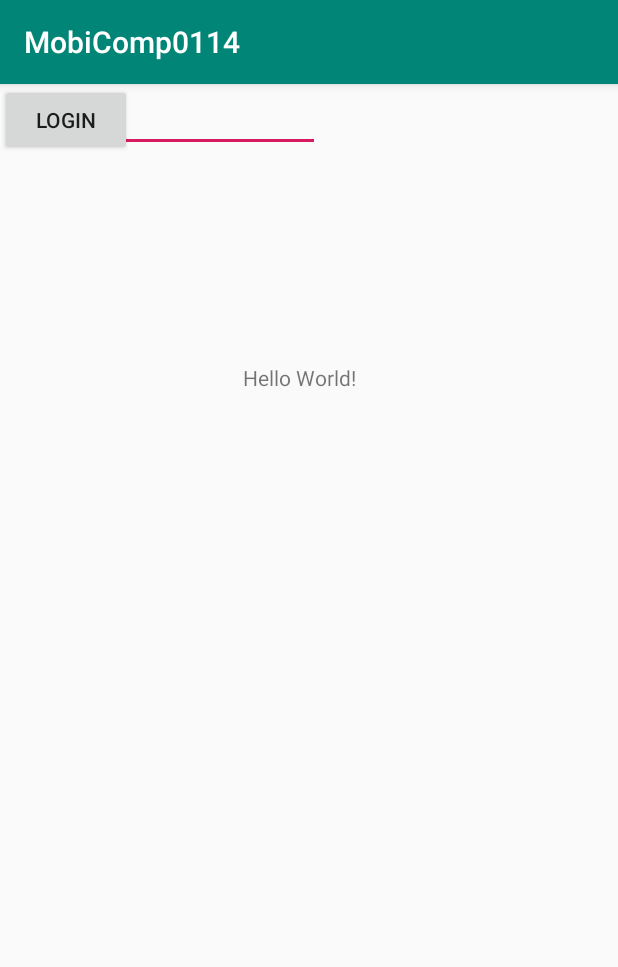
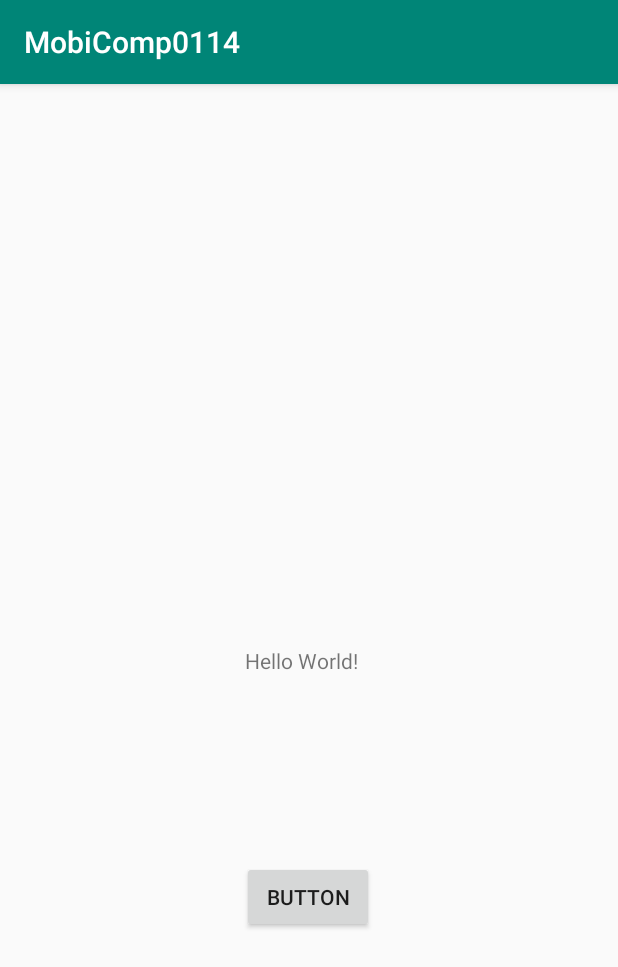
Before and after one commit to youngj719/MobileComputing, an Android app: the screen it shows after launch (MainActivity), on a phone screen of 412 x 824 dp. Shown: the top 967 px of the screen. Run offline under Robolectric (Android 15) with nearby library versions, the phone set to English and light mode, and no system bars.

Commit message:
Second commit

```diff
--- a/app/src/main/res/layout/activity_main.xml
+++ b/app/src/main/res/layout/activity_main.xml
@@ -1,32 +1,30 @@
 <?xml version="1.0" encoding="utf-8"?>
-<android.support.constraint.ConstraintLayout
+<androidx.constraintlayout.widget.ConstraintLayout
         xmlns:android="http://schemas.android.com/apk/res/android"
+        xmlns:app="http://schemas.android.com/apk/res-auto"
         xmlns:tools="http://schemas.android.com/tools"
-        xmlns:app="http://schemas.android.com/apk/res-auto"
         android:layout_width="match_parent"
         android:layout_height="match_parent"
         tools:context=".MainActivity">
 
     <TextView
+            android:id="@+id/textView"
             android:layout_width="wrap_content"
             android:layout_height="wrap_content"
             android:text="Hello World!"
             app:layout_constraintBottom_toBottomOf="parent"
             app:layout_constraintLeft_toLeftOf="parent"
             app:layout_constraintRight_toRightOf="parent"
-            app:layout_constraintTop_toTopOf="parent" app:layout_constraintHorizontal_bias="0.482"
-            app:layout_constraintVertical_bias="0.248"/>
+            app:layout_constraintTop_toTopOf="parent"
+            app:layout_constraintHorizontal_bias="0.485" />
+
     <Button
-            android:text="Login"
-            android:layout_width="wrap_content"
-            android:layout_height="wrap_content" tools:layout_editor_absoluteY="510dp"
-            tools:layout_editor_absoluteX="161dp" android:id="@+id/button"/>
-    <EditText
+            android:id="@+id/test_button"
             android:layout_width="wrap_content"
             android:layout_height="wrap_content"
-            android:inputType="textPersonName"
-            android:text="Name"
-            android:ems="10"
-            tools:layout_editor_absoluteY="342dp" tools:layout_editor_absoluteX="98dp" android:id="@+id/editText"/>
+            android:text="Button"
+            app:layout_constraintStart_toStartOf="parent" android:layout_marginStart="8dp"
+            app:layout_constraintEnd_toEndOf="parent" android:layout_marginEnd="8dp" android:layout_marginTop="124dp"
+            app:layout_constraintTop_toBottomOf="@+id/textView" app:layout_constraintHorizontal_bias="0.498"/>
 
-</android.support.constraint.ConstraintLayout>
+</androidx.constraintlayout.widget.ConstraintLayout>
```
